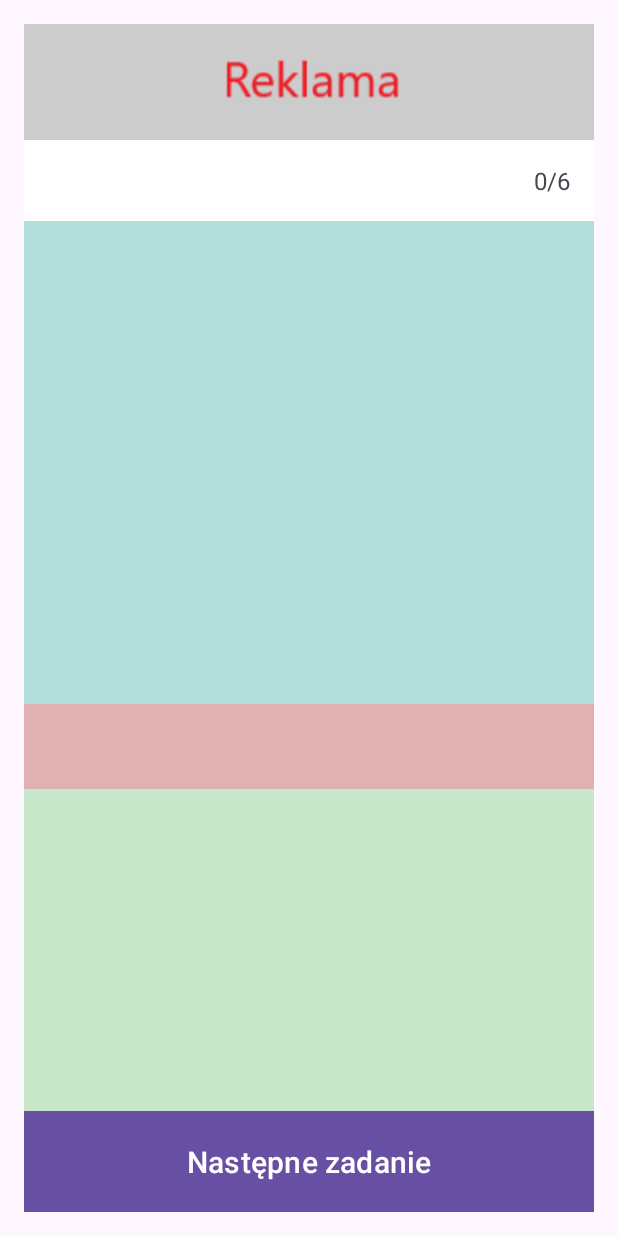
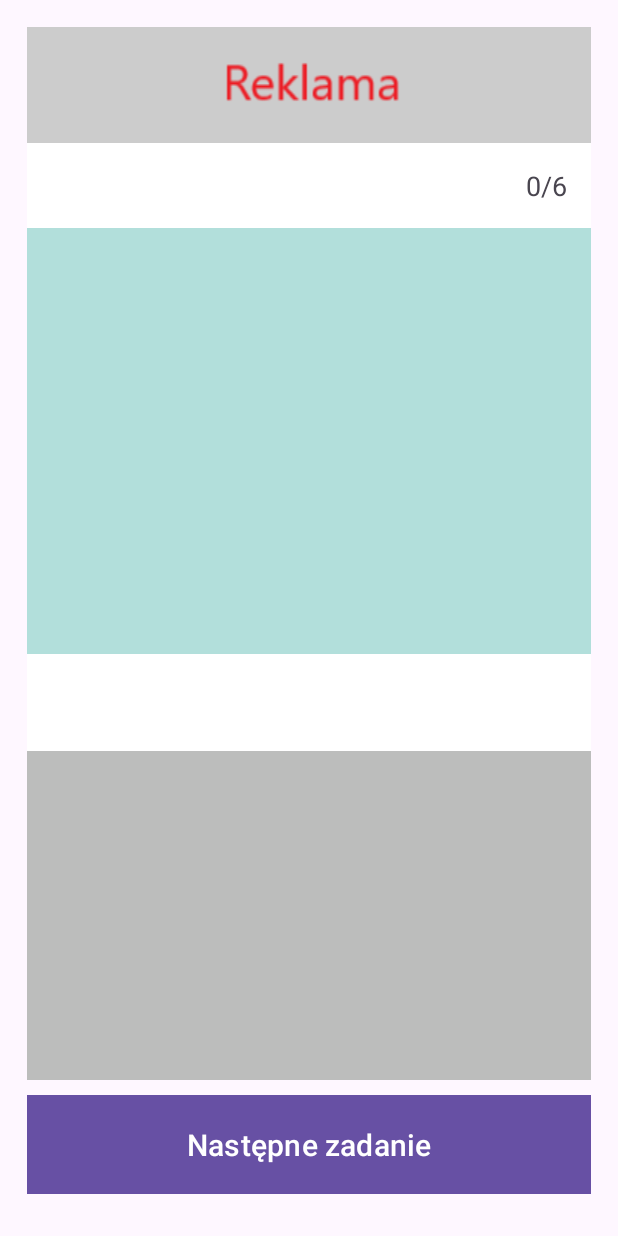
Before and after one commit to FunTomAsh/WychowanieFizyczne, an Android app: the SingleExerciseActivity screen opened directly, with no data from a screen before it, on a phone screen of 412 x 824 dp. Run offline under Robolectric (Android 15) with nearby library versions, the phone set to English and light mode, and no system bars; 3 statements that could not run were skipped.

Commit message:
Prawki w widoku single_exercise.xml

```diff
--- a/app/src/main/res/layout/single_exercise.xml
+++ b/app/src/main/res/layout/single_exercise.xml
@@ -3,7 +3,8 @@
     android:layout_width="match_parent"
     android:layout_height="match_parent"
     android:orientation="vertical"
-    android:padding="16dp">
+    android:padding="18dp"
+    >
 
     <!-- Miejsce na Reklamę -->
     <ImageView
@@ -19,7 +20,7 @@
         android:layout_width="match_parent"
         android:layout_height="wrap_content"
         android:text="0/5"
-        android:textSize="16dp"
+        android:textSize="18dp"
         android:gravity="right"
         android:background="#FFFFFF"
         android:padding="16dp"/>
@@ -43,31 +44,32 @@
         android:layout_width="match_parent"
         android:layout_height="wrap_content"
         android:text="nazwa zadania"
-        android:textSize="18dp"
+        android:textSize="24dp"
         android:gravity="center"
-        android:background="#DFB1B1"
+        android:background="#FFFFFF"
         android:padding="16dp"/>
 
     <!-- Tekstowy opis zadania -->
     <TextView
         android:id="@+id/text_exercise_description"
         android:layout_width="match_parent"
-        android:layout_height="0dp"
+        android:layout_height="30dp"
         android:layout_weight="2"
         android:text="Opis zadania"
-        android:textSize="16dp"
+        android:textSize="20dp"
         android:gravity="center"
-        android:background="#C8E6C9"
+        android:background="#BCBDBC"
         android:padding="16dp"/>
 
     <!-- Przycisk 'Next' -->
     <Button
         android:id="@+id/button_next_exerc"
         android:layout_width="match_parent"
-        android:layout_height="wrap_content"
+        android:layout_height="66dp"
         android:text="Następne zadanie"
         android:textSize="20dp"
         android:background="#FFCCBC"
-        android:padding="16dp"/>
+        android:paddingHorizontal="16dp"
+        android:layout_marginVertical="10dp"/>
 
 </LinearLayout>
```
